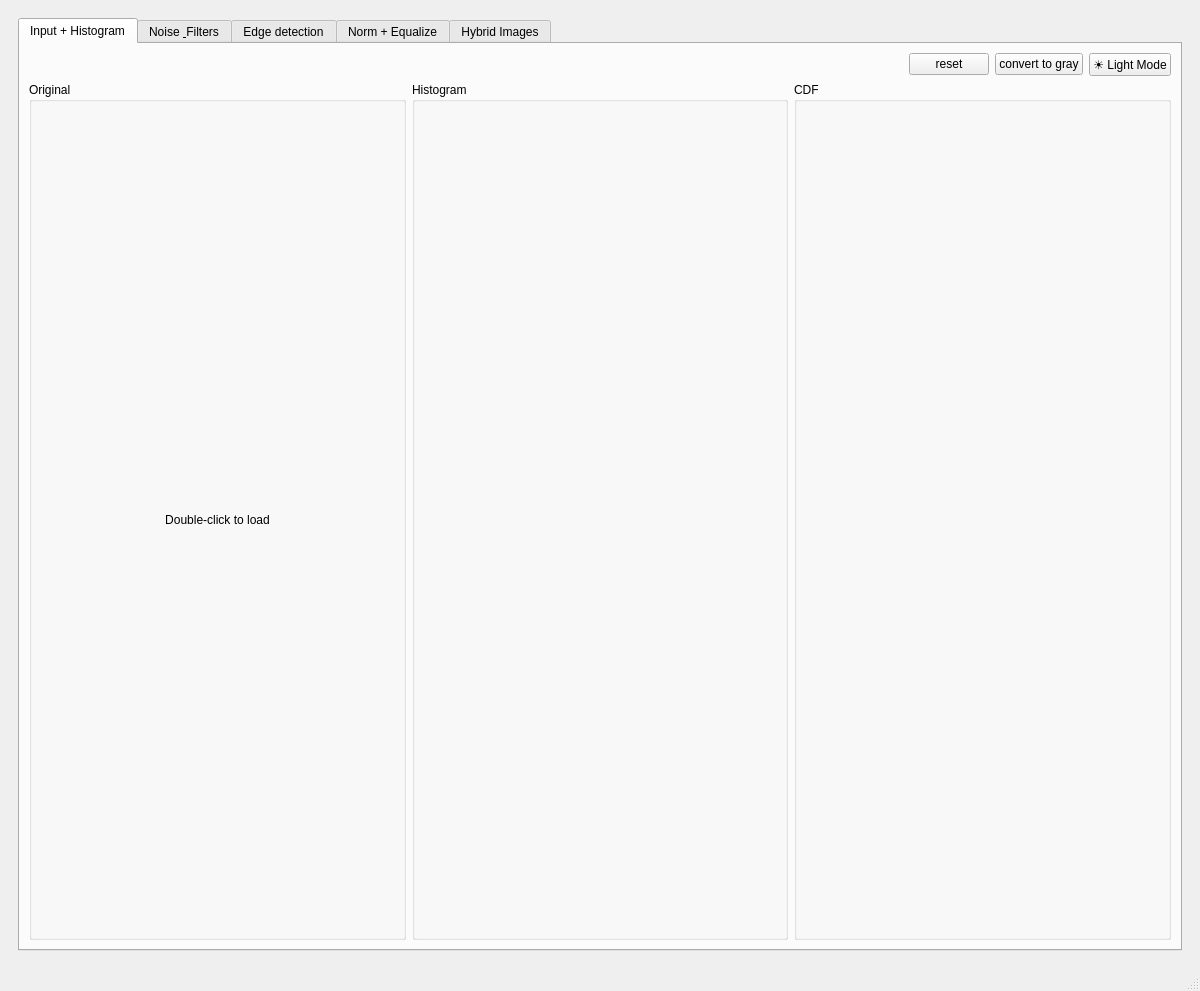
This is ui/main.ui in ArwaMuhammed/image-processing-app as Qt 5 draws it before an edit. The edited form follows.
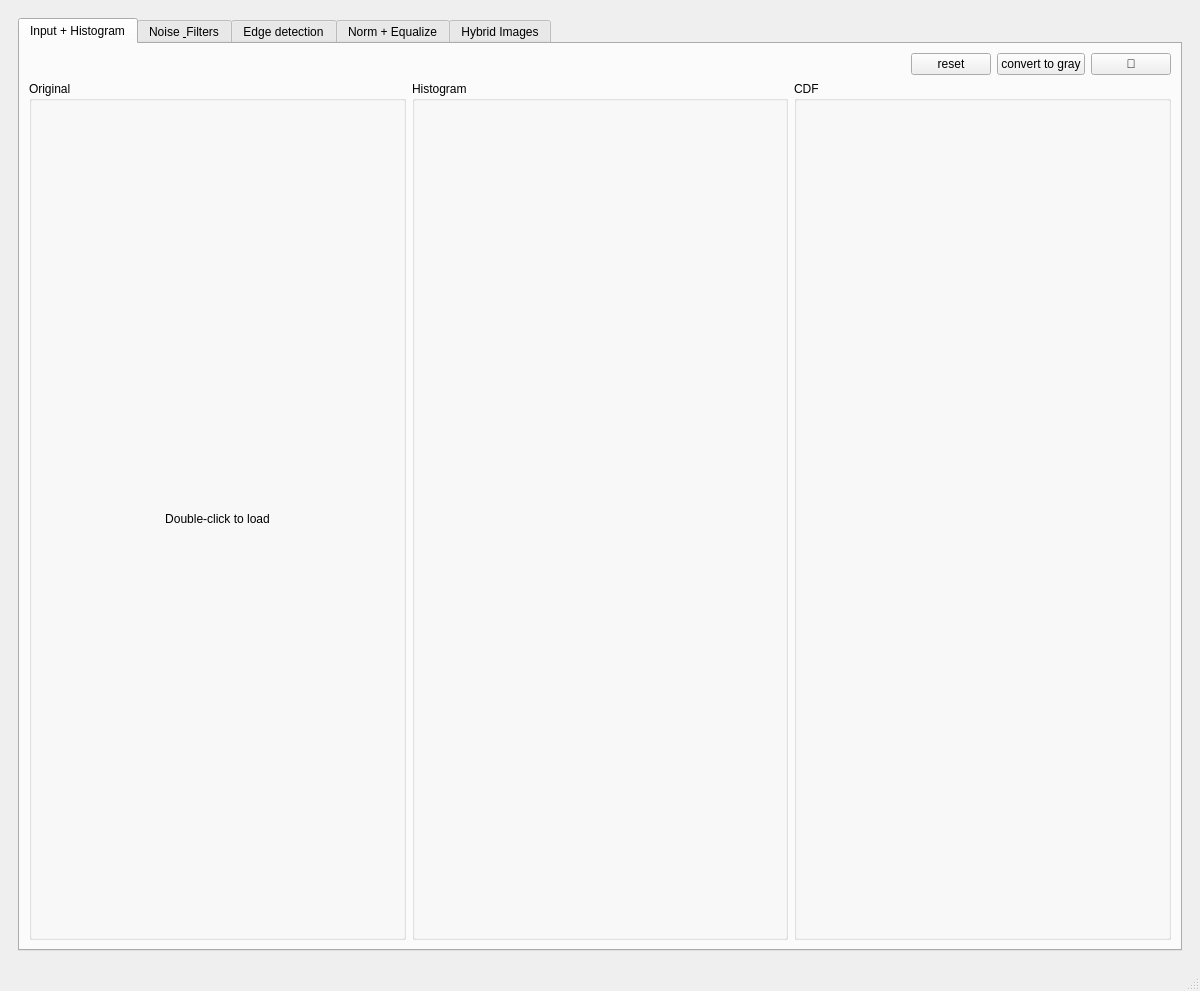
This is the edited form.

The edit to the form file:
```diff
--- a/ui/main.ui
+++ b/ui/main.ui
@@ -51,7 +51,7 @@
              </item>
              <item>
               <widget class="QPushButton" name="btn_toggle_theme">
-               <property name="text"><string>☀ Light Mode</string></property>
+               <property name="text"><string>🔆</string></property>
               </widget>
              </item>
             </layout>
```
Left out of the diff: 2 changed lines with no effect on the pictures.
